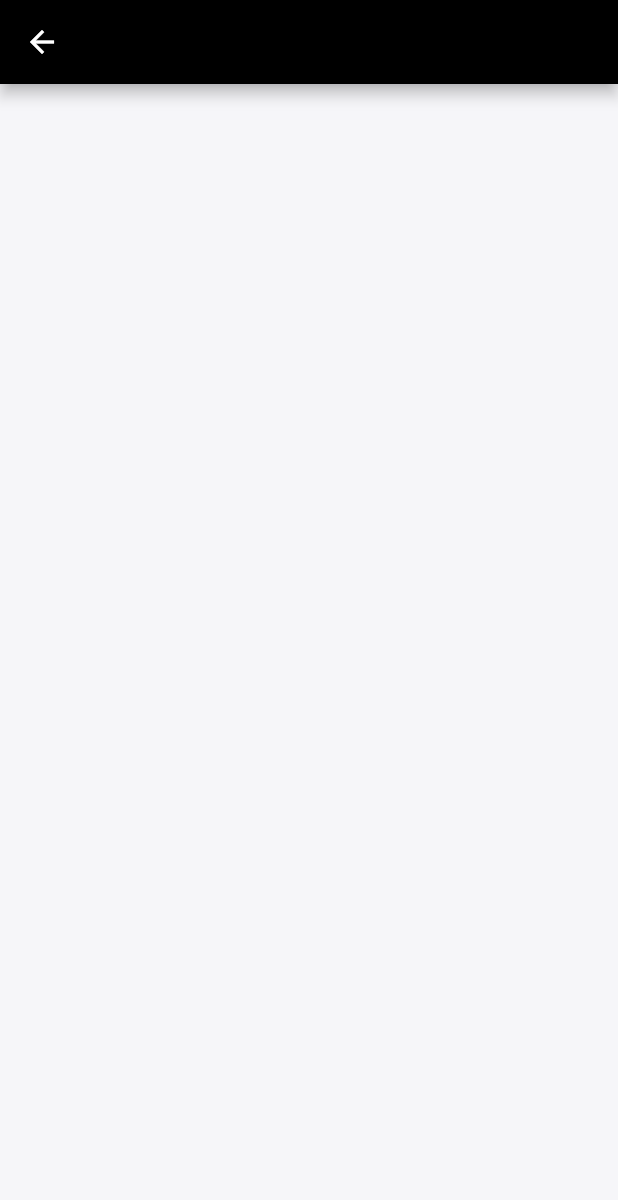
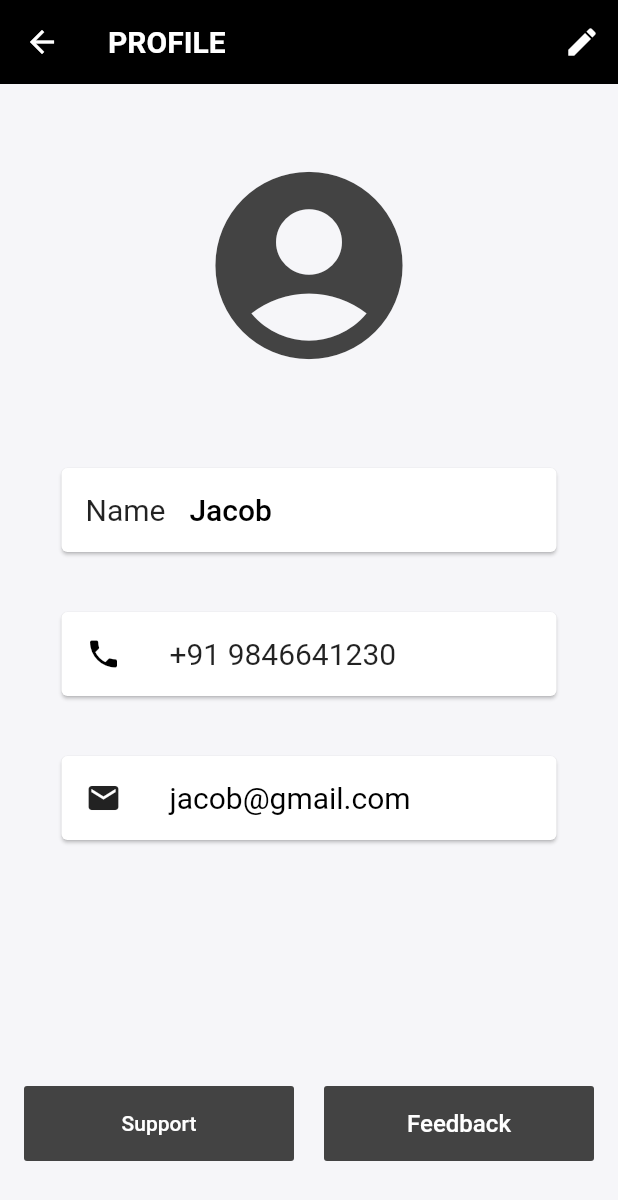
Before and after one commit to NavaneethRenjith/Medwise, a Flutter app: the ProfilePage screen opened directly, on a phone screen of 412 x 824 dp. Shown: the top 1200 px of the screen. Run offline on Flutter 3.47's test engine with Material 2 defaults, Android fonts, the phone set to English and light mode, and no system bars; our stand-ins replace flutter_svg.

Commit message:
profile page added

```diff
--- a/Medwise/lib/screens/profile_page.dart
+++ b/Medwise/lib/screens/profile_page.dart
@@ -6,9 +6,133 @@ class ProfilePage extends StatelessWidget {
     return Scaffold(
       appBar: AppBar(
         backgroundColor: Colors.black,
+        title: Text(
+          'PROFILE',
+          textAlign: TextAlign.center,
+          style: TextStyle(color: Colors.white),
+        ),
+        elevation: 0,
+        actions: [
+          IconButton(
+            icon: Icon(Icons.edit),
+            onPressed: () {},
+          )
+        ],
       ),
       backgroundColor: Color(0xfff6f6f9),
-      body: Container(),
+      body: Container(
+        padding: EdgeInsets.all(16),
+        child: Column(
+          children: [
+            Container(
+              padding: EdgeInsets.symmetric(vertical: 30),
+              child: Icon(
+                Icons.account_circle,
+                size: 150,
+                color: Color.fromRGBO(67, 67, 67, 1),
+              ),
+            ),
+            SizedBox(
+              height: 20.0,
+
+            ),
+            Card(
+              margin: EdgeInsets.symmetric(vertical: 10.0, horizontal: 25.0),
+              color: Colors.white,
+              child: ListTile(
+                leading: Text(
+                  'Name',
+                  style: TextStyle(
+                    fontSize: 20.0,
+                  ),
+                ),
+                title: Text(
+                  'Jacob',
+                  style: TextStyle(
+                    color: Colors.black,
+                    fontSize: 20.0,
+                    fontWeight: FontWeight.w500,
+                  ),
+                ),
+              ),
+            ),
+            SizedBox(
+              height: 20.0,
+
+            ),
+            Card(
+              margin: EdgeInsets.symmetric(vertical: 10.0, horizontal: 25.0),
+              color: Colors.white,
+              child: ListTile(
+                leading: Icon(Icons.phone, color: Colors.black),
+                title: Text(
+                  '+91 9846641230',
+                  style: TextStyle(
+                    color: Colors.black87,
+                    fontSize: 20.0,
+                  ),
+                ),
+              ),
+            ),
+            SizedBox(
+              height: 20.0,
+
+            ),
+            Card(
+              margin: EdgeInsets.symmetric(vertical: 10.0, horizontal: 25.0),
+              child: ListTile(
+                leading: Icon(Icons.email, color: Colors.black87),
+                title: Text(
+                  'jacob@gmail.com',
+                  style: TextStyle(
+                    color: Colors.black,
+                    fontSize: 20.0,
+                  ),
+                ),
+              ),
+            ),
+            Expanded(
+                child: Container(
+              padding: EdgeInsets.only(top: 120),
+              child: Row(
+                children: [
+                  Expanded(
+                    child: Container(
+                      // padding: EdgeInsets.only(top: 50),
+                      child: FlatButton(
+                        color: Color.fromRGBO(67, 67, 67, 1),
+                        height: 50,
+                        child: Text(
+                          'Support',
+                          style: TextStyle(color: Colors.white),
+                        ),
+                        onPressed: () {},
+                      ),
+                    ),
+                  ),
+                  SizedBox(
+                    width: 20,
+                  ),
+                  Expanded(
+                    child: Container(
+                      child: FlatButton(
+                        color: Color.fromRGBO(67, 67, 67, 1),
+                        height: 50,
+                        child: Text(
+                          'Feedback',
+                          style: TextStyle(color: Colors.white,
+                          fontSize: 16),
+                        ),
+                        onPressed: () {},
+                      ),
+                    ),
+                  ),
+                ],
+              ),
+            )),
+          ],
+        ),
+      ),
     );
   }
 }
```
